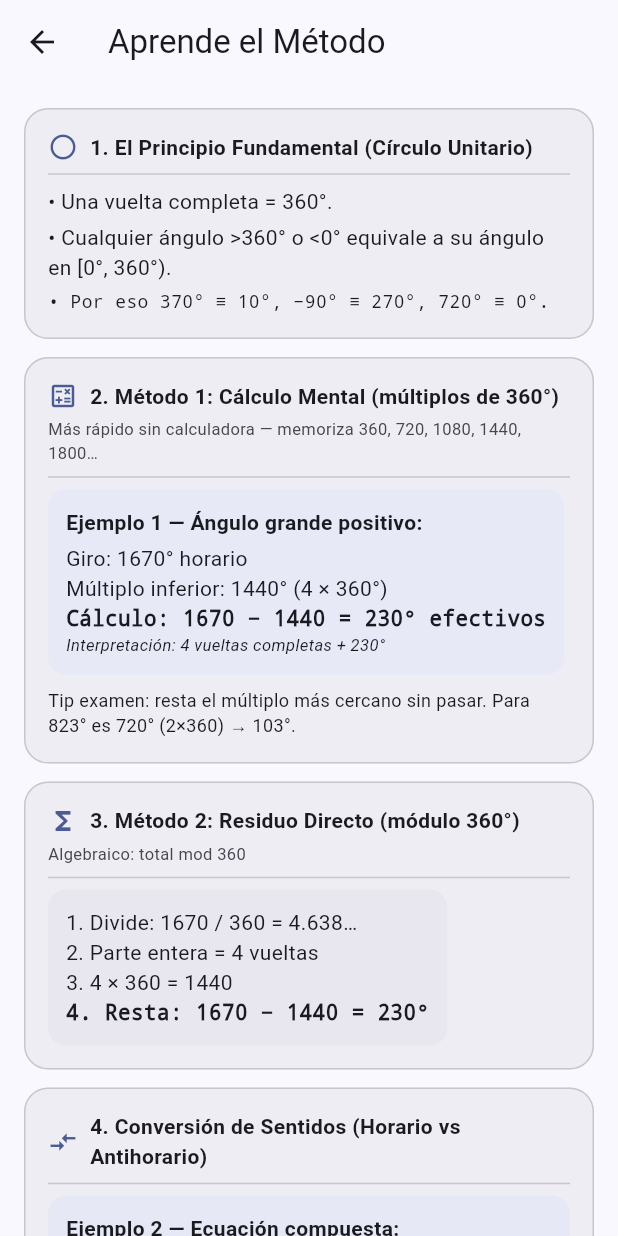
After one commit to xeland314/image_rotator, a Flutter app: the screen it shows after launch, after a tap on the "school" icon, on a phone screen of 412 x 824 dp. The commit adds this screen. Run offline on Flutter 3.47's test engine with Material 3 defaults, Android fonts, the phone set to English and light mode, and no system bars; our stand-ins replace hive_flutter, image_cropper, image_picker, share_plus; missing offline and left inert: file_selector, gal; accounts and stored records are empty.

Commit message:
feat: guía interna Aprende el Método + caso repetitivo 90x5/6 con logo_v3
- restaura assets/images/logo_v3.png 640x640 4894B original xeland314.github.io/public/assets/images/logo_v3.png (había sido sobrescrito por Gemini 512 177KB)
- lib/screens/guide_screen.dart: estructura 5 secciones (1 Principio círculo unitario 360, 2 Método1 múltiplos 360 ej 1670-1440=230, 3 Método2 módulo total%360, 4 Conversión sentidos +900-77=823-720=103 y negativos +360, 5 Caso repetitivo 90°×5=450→90 90°×6=540→180 con demo visual logo_v3.png 120dp + patrón cada 4) + explainCard contextual usa _ops/_totalAngle actual
- lib/screens/home_screen.dart: AppBar Icons.school Aprende el Método -> Navigator GuideScreen, ResultSection + OutlinedButton Explicar resolución paso a paso -> Dialog explainCard + Ver guía completa, texto sin calculadora examen
- dart analyze No issues, flutter test --timeout=30s 47 pass

```diff
--- /dev/null
+++ b/lib/screens/guide_screen.dart
@@ -0,0 +1,281 @@
+import 'package:flutter/material.dart';
+
+import '../models/rotation_operation.dart';
+import '../services/rotation_logic.dart';
+import '../widgets/image_preview.dart';
+
+/// Guía interna "Aprende el Método" — transforma la app de calculadora a herramienta de aprendizaje activo.
+/// Valida para App Review 4.2 Minimum Functionality: teoría + método manual + caso repetitivo 90° x5/x6 con logo_v3.png
+class GuideScreen extends StatelessWidget {
+  const GuideScreen({super.key});
+
+  // Contextual: datos actuales del HomeScreen para "Explicar Resolución"
+  static Widget explainCard(BuildContext context, List<RotationOperation> ops) {
+    if (ops.isEmpty) {
+      return const Card(
+        child: Padding(
+          padding: EdgeInsets.all(16),
+          child: Text('Agrega al menos una operación para ver la explicación paso a paso.'),
+        ),
+      );
+    }
+    final total = calculateTotalAngle(ops);
+    final normalized = normalizeAngle(total);
+    final formula = formatFormula(ops);
+    final fullTurns = (total.abs() / 360).floor();
+    final remainder = total.abs() - fullTurns * 360;
+    final lowerMultiple = fullTurns * 360;
+    final negativeFix = total < 0 && normalized != total ? '→ $normalized° (suma 360° por negativo)' : '';
+    return Card(
+      color: Theme.of(context).colorScheme.surfaceContainer,
+      shape: RoundedRectangleBorder(borderRadius: BorderRadius.circular(16), side: BorderSide(color: Theme.of(context).colorScheme.outlineVariant)),
+      child: Padding(
+        padding: const EdgeInsets.all(16),
+        child: Column(
+          crossAxisAlignment: CrossAxisAlignment.start,
+          children: [
+            Text('Explicar tu caso actual', style: Theme.of(context).textTheme.titleSmall?.copyWith(fontWeight: FontWeight.bold)),
+            const SizedBox(height: 8),
+            Text(formula, style: const TextStyle(fontFamily: 'monospace', fontSize: 13)),
+            const SizedBox(height: 8),
+            Text('Suma con signos: Horario (+) Antihorario (−) → Total $total°', style: const TextStyle(fontSize: 12)),
+            Text('Múltiplo inferior 360°: $lowerMultiple° ($fullTurns × 360°)', style: const TextStyle(fontSize: 12)),
+            Text('Resta: $total° − $lowerMultiple° = ${remainder.toStringAsFixed(remainder.truncateToDouble() == remainder ? 0 : 1)}° $negativeFix', style: const TextStyle(fontSize: 12)),
+            Text('Efectivo normalizado [0,360): $normalized°', style: TextStyle(fontSize: 12, fontWeight: FontWeight.bold, color: Theme.of(context).colorScheme.primary)),
+            if (fullTurns > 0) Text('Vueltas completas: $fullTurns + resto ${remainder.round()}°', style: const TextStyle(fontSize: 11, fontStyle: FontStyle.italic)),
+          ],
+        ),
+      ),
+    );
+  }
+
+  @override
+  Widget build(BuildContext context) {
+    final cs = Theme.of(context).colorScheme;
+    return Scaffold(
+      appBar: AppBar(title: const Text('Aprende el Método')),
+      body: SingleChildScrollView(
+        padding: const EdgeInsets.all(16),
+        child: Column(
+          crossAxisAlignment: CrossAxisAlignment.stretch,
+          children: [
+            // 1. Principio fundamental
+            _sectionCard(
+              context,
+              icon: Icons.circle_outlined,
+              title: '1. El Principio Fundamental (Círculo Unitario)',
+              child: const Column(
+                crossAxisAlignment: CrossAxisAlignment.start,
+                children: [
+                  Text('• Una vuelta completa = 360°.'),
+                  SizedBox(height: 4),
+                  Text('• Cualquier ángulo >360° o <0° equivale a su ángulo en [0°, 360°).'),
+                  SizedBox(height: 4),
+                  Text('• Por eso 370° ≡ 10°, −90° ≡ 270°, 720° ≡ 0°.', style: TextStyle(fontFamily: 'monospace', fontSize: 12)),
+                ],
+              ),
+            ),
+            // 2. Método 1
+            _sectionCard(
+              context,
+              icon: Icons.calculate_outlined,
+              title: '2. Método 1: Cálculo Mental (múltiplos de 360°)',
+              subtitle: 'Más rápido sin calculadora — memoriza 360, 720, 1080, 1440, 1800…',
+              child: Column(
+                crossAxisAlignment: CrossAxisAlignment.start,
+                children: [
+                  Container(
+                    padding: const EdgeInsets.all(12),
+                    decoration: BoxDecoration(color: cs.primaryContainer.withValues(alpha: 0.3), borderRadius: BorderRadius.circular(12)),
+                    child: const Column(
+                      crossAxisAlignment: CrossAxisAlignment.start,
+                      children: [
+                        Text('Ejemplo 1 — Ángulo grande positivo:', style: TextStyle(fontWeight: FontWeight.bold)),
+                        SizedBox(height: 4),
+                        Text('Giro: 1670° horario'),
+                        Text('Múltiplo inferior: 1440° (4 × 360°)'),
+                        Text('Cálculo: 1670 − 1440 = 230° efectivos', style: TextStyle(fontFamily: 'monospace', fontWeight: FontWeight.bold)),
+                        Text('Interpretación: 4 vueltas completas + 230°', style: TextStyle(fontSize: 11, fontStyle: FontStyle.italic)),
+                      ],
+                    ),
+                  ),
+                  const SizedBox(height: 8),
+                  const Text('Tip examen: resta el múltiplo más cercano sin pasar. Para 823° es 720° (2×360) → 103°.', style: TextStyle(fontSize: 12)),
+                ],
+              ),
+            ),
+            // 3. Método 2
+            _sectionCard(
+              context,
+              icon: Icons.functions,
+              title: '3. Método 2: Residuo Directo (módulo 360°)',
+              subtitle: r'Algebraico: total mod 360',
+              child: Container(
+                padding: const EdgeInsets.all(12),
+                decoration: BoxDecoration(color: cs.surfaceContainerHigh, borderRadius: BorderRadius.circular(12)),
+                child: const Column(
+                  crossAxisAlignment: CrossAxisAlignment.start,
+                  children: [
+                    Text('1. Divide: 1670 / 360 = 4.638…'),
+                    Text('2. Parte entera = 4 vueltas'),
+                    Text('3. 4 × 360 = 1440'),
+                    Text('4. Resta: 1670 − 1440 = 230°', style: TextStyle(fontFamily: 'monospace', fontWeight: FontWeight.bold)),
+                  ],
+                ),
+              ),
+            ),
+            // 4. Conversión sentidos
+            _sectionCard(
+              context,
+              icon: Icons.compare_arrows,
+              title: '4. Conversión de Sentidos (Horario vs Antihorario)',
+              child: Column(
+                crossAxisAlignment: CrossAxisAlignment.start,
+                children: [
+                  Container(
+                    padding: const EdgeInsets.all(12),
+                    decoration: BoxDecoration(color: cs.secondaryContainer.withValues(alpha: 0.4), borderRadius: BorderRadius.circular(12)),
+                    child: const Column(
+                      crossAxisAlignment: CrossAxisAlignment.start,
+                      children: [
+                        Text('Ejemplo 2 — Ecuación compuesta:', style: TextStyle(fontWeight: FontWeight.bold)),
+                        SizedBox(height: 4),
+                        Text('900° Horario + 77° Antihorario'),
+                        Text('Ecuación: (+900) + (−77) = +823°', style: TextStyle(fontFamily: 'monospace')),
+                        Text('Reducción: 823 − 720 (2×360) = 103° horario', style: TextStyle(fontFamily: 'monospace', fontWeight: FontWeight.bold)),
+                      ],
+                    ),
+                  ),
+                  const SizedBox(height: 8),
+                  Container(
+                    padding: const EdgeInsets.all(12),
+                    decoration: BoxDecoration(color: cs.errorContainer.withValues(alpha: 0.3), borderRadius: BorderRadius.circular(12)),
+                    child: const Column(
+                      crossAxisAlignment: CrossAxisAlignment.start,
+                      children: [
+                        Text('Resultados negativos:', style: TextStyle(fontWeight: FontWeight.bold)),
+                        Text('Si suma = −130°, suma 360° → 230° horario'),
+                        Text('Fórmula: (−130 mod 360) = 230', style: TextStyle(fontFamily: 'monospace')),
+                      ],
+                    ),
+                  ),
+                ],
+              ),
+            ),
+            // 5. Caso repetitivo 90° x5/x6 con logo_v3.png
+            _sectionCard(
+              context,
+              icon: Icons.repeat,
+              title: '5. Caso Frecuente: Misma rotación repetida (Ej. 90° ×5 / ×6)',
+              subtitle: 'Exámenes piden la quinta o sexta imagen de una secuencia',
+              child: Column(
+                crossAxisAlignment: CrossAxisAlignment.start,
+                children: [
+                  const Text('Si cada paso es 90° horario:', style: TextStyle(fontWeight: FontWeight.bold)),
+                  const SizedBox(height: 8),
+                  _repetitionRow(context, times: 5, degrees: 90, total: 450, effective: 90),
+                  const SizedBox(height: 8),
+                  _repetitionRow(context, times: 6, degrees: 90, total: 540, effective: 180),
+                  const SizedBox(height: 12),
+                  const Text('Patrón: cada 4 repeticiones (360°) vuelves al inicio. 5→90°, 6→180°, 7→270°, 8→0°.', style: TextStyle(fontSize: 12, fontStyle: FontStyle.italic)),
+                  const SizedBox(height: 12),
+                  Text('Demo visual con logo_v3.png (original 640×640):', style: Theme.of(context).textTheme.labelSmall),
+                  const SizedBox(height: 8),
+                  Row(
+                    children: [
+                      Expanded(child: _logoPreview(label: '90°×5 = 450°\n→ 90°', angle: 90)),
+                      const SizedBox(width: 8),
+                      Expanded(child: _logoPreview(label: '90°×6 = 540°\n→ 180°', angle: 180)),
+                    ],
+                  ),
+                  const SizedBox(height: 8),
+                  Row(
+                    children: [
+                      Expanded(child: _logoPreview(label: '90°×7 = 630°\n→ 270°', angle: 270)),
+                      const SizedBox(width: 8),
+                      Expanded(child: _logoPreview(label: '90°×8 = 720°\n→ 0°', angle: 0)),
+                    ],
+                  ),
+                ],
+              ),
+            ),
+            const SizedBox(height: 16),
+            // Call to action
+            FilledButton.icon(
+              onPressed: () => Navigator.pop(context),
+              icon: const Icon(Icons.arrow_back),
+              label: const Text('Volver a practicar'),
+            ),
+            const SizedBox(height: 8),
+            Text(
+              'En el examen no usarás la app: esta guía te entrena para calcular mentalmente. Usa la app para verificar.',
+              style: TextStyle(fontSize: 11, color: cs.onSurfaceVariant, fontStyle: FontStyle.italic),
+              textAlign: TextAlign.center,
+            ),
+            const SizedBox(height: 24),
+          ],
+        ),
+      ),
+    );
+  }
+
+  static Widget _sectionCard(BuildContext context, {required IconData icon, required String title, String? subtitle, required Widget child}) {
+    final cs = Theme.of(context).colorScheme;
+    return Card(
+      elevation: 0,
+      color: cs.surfaceContainer,
+      shape: RoundedRectangleBorder(borderRadius: BorderRadius.circular(16), side: BorderSide(color: cs.outlineVariant)),
+      margin: const EdgeInsets.only(bottom: 12),
+      child: Padding(
+        padding: const EdgeInsets.all(16),
+        child: Column(
+          crossAxisAlignment: CrossAxisAlignment.start,
+          children: [
+            Row(
+              children: [
+                Icon(icon, color: cs.primary, size: 20),
+                const SizedBox(width: 8),
+                Expanded(child: Text(title, style: const TextStyle(fontWeight: FontWeight.bold, fontSize: 14))),
+              ],
+            ),
+            if (subtitle != null) ...[
+              const SizedBox(height: 4),
+              Text(subtitle, style: TextStyle(fontSize: 11, color: cs.onSurfaceVariant)),
+            ],
+            const Divider(height: 16),
+            child,
+          ],
+        ),
+      ),
+    );
+  }
+
+  static Widget _repetitionRow(BuildContext context, {required int times, required int degrees, required int total, required int effective}) {
+    final lower = (total ~/ 360) * 360;
+    final turns = total ~/ 360;
+    return Container(
+      padding: const EdgeInsets.symmetric(horizontal: 12, vertical: 8),
+      decoration: BoxDecoration(color: Theme.of(context).colorScheme.surfaceContainerHighest, borderRadius: BorderRadius.circular(12)),
+      child: Row(
+        mainAxisAlignment: MainAxisAlignment.spaceBetween,
+        children: [
+          Text('$times × $degrees° = $total°', style: const TextStyle(fontFamily: 'monospace', fontWeight: FontWeight.bold)),
+          Text('$total − $lower ($turns×360) = $effective°', style: const TextStyle(fontFamily: 'monospace', fontSize: 11)),
+        ],
+      ),
+    );
+  }
+
+  static Widget _logoPreview({required String label, required double angle}) {
+    return Column(
+      children: [
+        SizedBox(
+          height: 120,
+          child: ImagePreview(imagePath: 'assets/images/logo_v3.png', angleDegrees: angle, showTrace: false, cacheWidth: 320),
+        ),
+        const SizedBox(height: 4),
+        Text(label, textAlign: TextAlign.center, style: const TextStyle(fontFamily: 'monospace', fontSize: 11, fontWeight: FontWeight.bold)),
+      ],
+    );
+  }
+}
--- a/lib/screens/home_screen.dart
+++ b/lib/screens/home_screen.dart
@@ -23,6 +23,7 @@ import 'components/image_section.dart';
 import 'components/operations_section.dart';
 import 'components/options_export_section.dart';
 import 'components/result_section.dart';
+import 'guide_screen.dart';
 
 class HomeScreen extends StatefulWidget {
   const HomeScreen({super.key});
@@ -315,6 +316,11 @@ class _HomeScreenState extends State<HomeScreen> {
           ],
         ),
         actions: [
+          IconButton(
+            icon: const Icon(Icons.school_outlined),
+            tooltip: 'Aprende el Método (guía teórica)',
+            onPressed: () => Navigator.push(context, MaterialPageRoute(builder: (_) => const GuideScreen())),
+          ),
           ValueListenableBuilder<ThemeMode>(
             valueListenable: ThemeService.themeModeNotifier,
             builder: (context, mode, _) => IconButton(
@@ -405,6 +411,37 @@ class _HomeScreenState extends State<HomeScreen> {
               showTrace: _showTrace,
               includeDirect: _includeDirect,
             ),
+            if (canApply) ...[
+              const SizedBox(height: 12),
+              // Modo "Explicar Resolución" contextual — tarjeta con fórmula aplicada a datos actuales
+              OutlinedButton.icon(
+                onPressed: () => showDialog(
+                  context: context,
+                  builder: (_) => AlertDialog(
+                    title: const Text('Explicar Resolución'),
+                    content: SingleChildScrollView(child: GuideScreen.explainCard(context, _ops)),
+                    actions: [
+                      TextButton(onPressed: () => Navigator.pop(context), child: const Text('Cerrar')),
+                      FilledButton(
+                        onPressed: () {
+                          Navigator.pop(context);
+                          Navigator.push(context, MaterialPageRoute(builder: (_) => const GuideScreen()));
+                        },
+                        child: const Text('Ver guía completa'),
+                      ),
+                    ],
+                  ),
+                ),
+                icon: const Icon(Icons.lightbulb_outline, size: 18),
+                label: const Text('Explicar resolución paso a paso'),
+              ),
+              const SizedBox(height: 8),
+              Text(
+                'Sin calculadora en el examen: este desglose te enseña a restar múltiplos de 360° mentalmente.',
+                style: TextStyle(fontSize: 11, color: Theme.of(context).colorScheme.onSurfaceVariant, fontStyle: FontStyle.italic),
+                textAlign: TextAlign.center,
+              ),
+            ],
             const SizedBox(height: 24),
             HistorySection(
               history: _history,
```
Also changed, not shown: assets/images/logo_v3.png.
